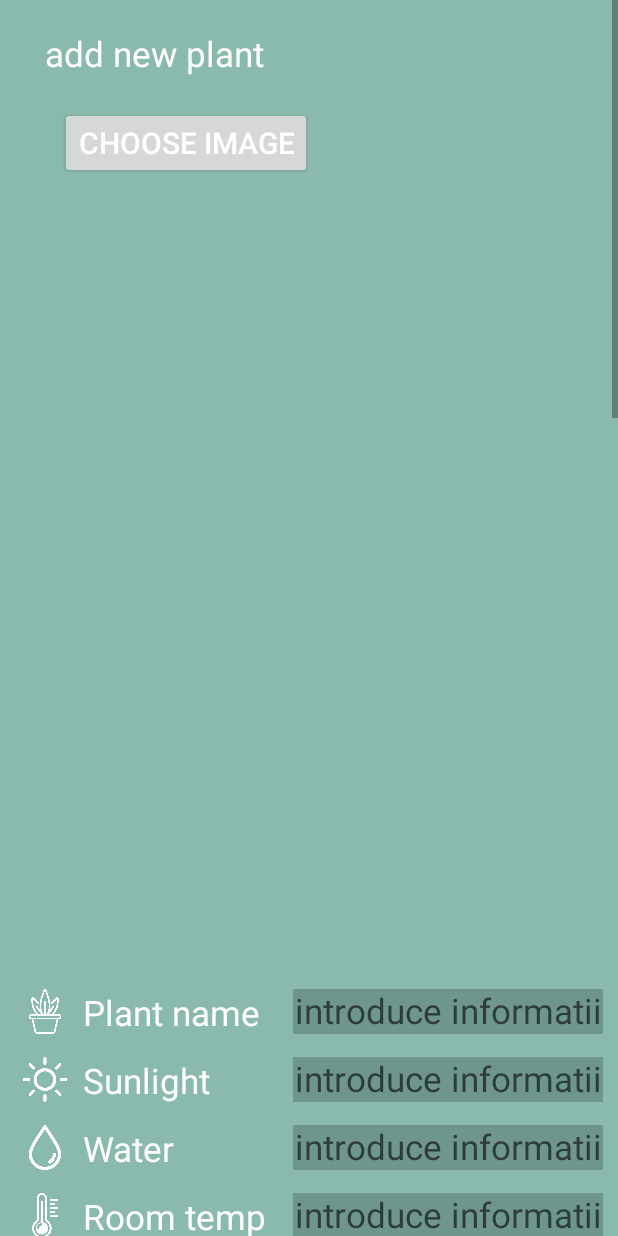
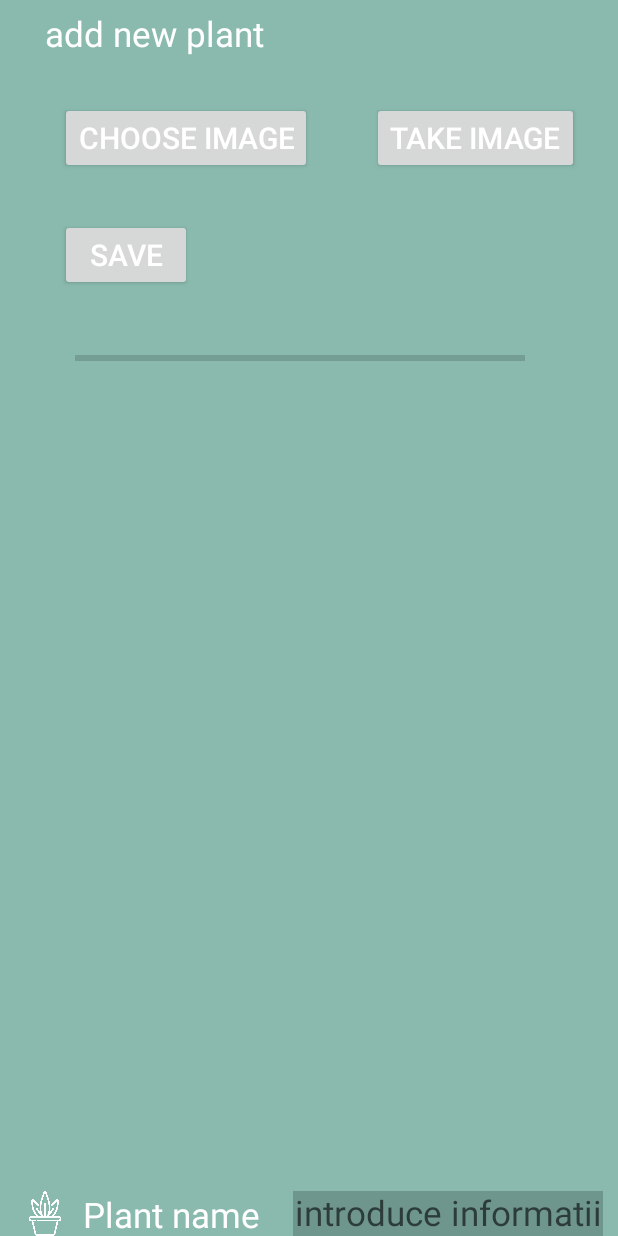
Before and after one commit to xellie4/PlantDiary, an Android app: the NewPlantActivity screen opened directly, with no data from a screen before it, on a phone screen of 412 x 824 dp. Run offline under Robolectric (Android 15) with nearby library versions, the phone set to English and light mode, and no system bars; our stand-ins replace Firebase (no records; nobody signed in at launch, a user with empty details on screens opened directly); libraries missing offline, so code that uses them is left out: io.grpc.

Commit message:
added camera module
new feature: take a picture with the camera and upload it to the firebase
both take picture and upload from gallery works

```diff
--- a/app/build.gradle
+++ b/app/build.gradle
@@ -39,6 +39,7 @@ dependencies {
     implementation 'com.google.firebase:firebase-auth'
     implementation 'com.google.firebase:firebase-firestore'
     implementation 'com.google.firebase:firebase-storage:19.2.0'
+    implementation 'com.squareup.picasso:picasso:2.5.2'
     implementation 'com.google.firebase:firebase-database:19.6.0'
     testImplementation 'junit:junit:4.+'
     androidTestImplementation 'androidx.test.ext:junit:1.1.2'
--- a/app/src/main/res/layout/activity_newplant.xml
+++ b/app/src/main/res/layout/activity_newplant.xml
@@ -24,23 +24,77 @@
             android:textSize="23dp"
             />
 
+        <RelativeLayout
+            android:id="@+id/buttonsFirstLayout"
+            android:layout_below="@+id/titletext"
+            android:layout_marginTop="20dp"
+            android:layout_width="match_parent"
+            android:layout_height="wrap_content"
+            android:orientation="horizontal"
+            android:visibility="visible">
+
             <Button
                 android:id="@+id/chooseimagebutton"
                 android:layout_width="wrap_content"
                 android:layout_height="wrap_content"
-            android:layout_marginTop="20dp"
+                android:layout_marginTop="10dp"
                 android:layout_marginStart="40dp"
                 android:text="Choose Image"
-            android:layout_below="@+id/titletext"
                 android:textColor="@color/white"
                 android:textSize="20dp"
                 />
+
+            <Button
+                android:id="@+id/takepicture"
+                android:layout_width="wrap_content"
+                android:layout_height="wrap_content"
+                android:layout_marginTop="10dp"
+                android:layout_marginStart="40dp"
+                android:layout_toEndOf="@id/chooseimagebutton"
+                android:layout_gravity="center"
+                android:text="Take Image"
+                android:textColor="@color/white"
+                android:textSize="20dp"
+                />
+        </RelativeLayout>
+
+        <RelativeLayout
+            android:id="@+id/buttonsSecondLayout"
+            android:layout_below="@+id/buttonsFirstLayout"
+            android:layout_marginTop="20dp"
+            android:layout_width="match_parent"
+            android:layout_height="wrap_content"
+            android:orientation="horizontal"
+            android:visibility="visible">
+
+            <Button
+                android:id="@+id/savebutton"
+                android:layout_width="wrap_content"
+                android:layout_height="wrap_content"
+                android:layout_gravity="center"
+                android:layout_marginTop="10dp"
+                android:layout_marginStart="40dp"
+                android:text="Save"
+                android:textColor="@color/white"
+                android:textSize="20dp" />
+
+
+            <ProgressBar
+                android:id="@+id/progressbar"
+                android:layout_width="300dp"
+                android:layout_height="30dp"
+                android:layout_below="@+id/savebutton"
+                android:gravity="center"
+                android:layout_marginTop="30dp"
+                android:layout_marginStart="50dp"
+                style="@style/Widget.AppCompat.ProgressBar.Horizontal"  />
+        </RelativeLayout>
 
         <ImageView
             android:id="@+id/imageview"
             android:layout_width="match_parent"
             android:layout_height="500dp"
-            android:layout_below="@+id/chooseimage"
+            android:layout_below="@+id/buttonsSecondLayout"
             android:layout_gravity="center"
             android:layout_marginTop="20dp" />
 
@@ -314,27 +368,5 @@
                 android:textSize="23dp" />
 
         </RelativeLayout>
-
-        <ProgressBar
-            android:id="@+id/progressbar"
-            android:layout_width="300dp"
-            android:layout_height="30dp"
-            android:layout_below="@+id/soilLayout"
-            android:gravity="center"
-            android:layout_marginTop="50dp"
-            android:layout_marginStart="50dp"
-            style="@style/Widget.AppCompat.ProgressBar.Horizontal"  />
-
-        <Button
-            android:id="@+id/savebutton"
-            android:layout_width="wrap_content"
-            android:layout_height="wrap_content"
-            android:layout_below="@id/progressbar"
-            android:layout_gravity="center"
-            android:layout_marginTop="10dp"
-            android:text="Save"
-            android:textColor="@color/white"
-            android:textSize="20dp" />
-
     </LinearLayout>
 </ScrollView>
--- /dev/null
+++ b/app/src/main/res/xml/file_path.xml
@@ -0,0 +1,6 @@
+<?xml version="1.0" encoding="utf-8"?>
+<paths xmlns:android="http://schemas.android.com/apk/res/android">
+    <external-path
+        name="My Images"
+        path="Android/data/chs.plantdiary/files/Pictures"/>
+</paths>
```
Also changed, not shown: app/src/main/AndroidManifest.xml (+16 -0 lines), app/src/main/java/chs/plantdiary/NewPlantActivity.java (+89 -8 lines), app/src/main/java/chs/plantdiary/Plants.java (+13 -6 lines). Lines whose indentation alone changed are shown as unchanged.
